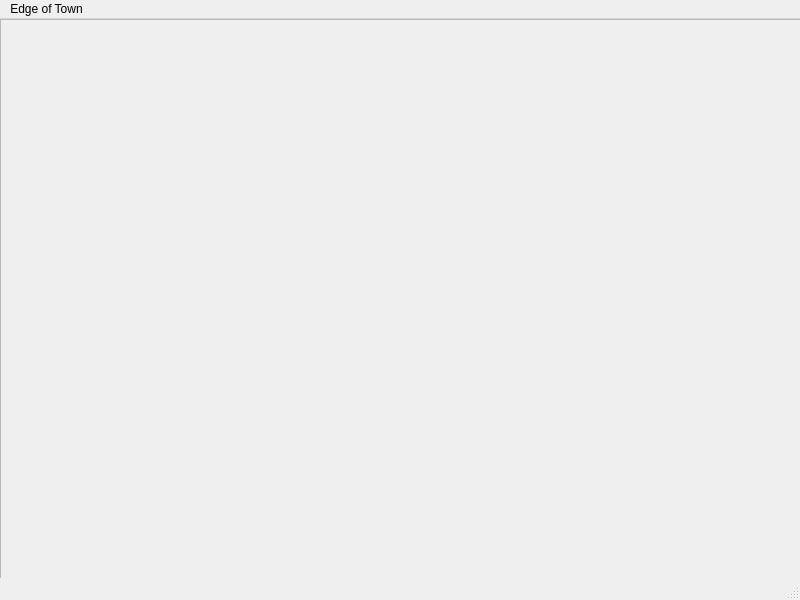
This is pyQTApp/qt_designer_widgets/edgeOfTownWindow.ui in codingame-team/DnD-5th-Edition-API as Qt 5 draws it before an edit. The edited form follows.
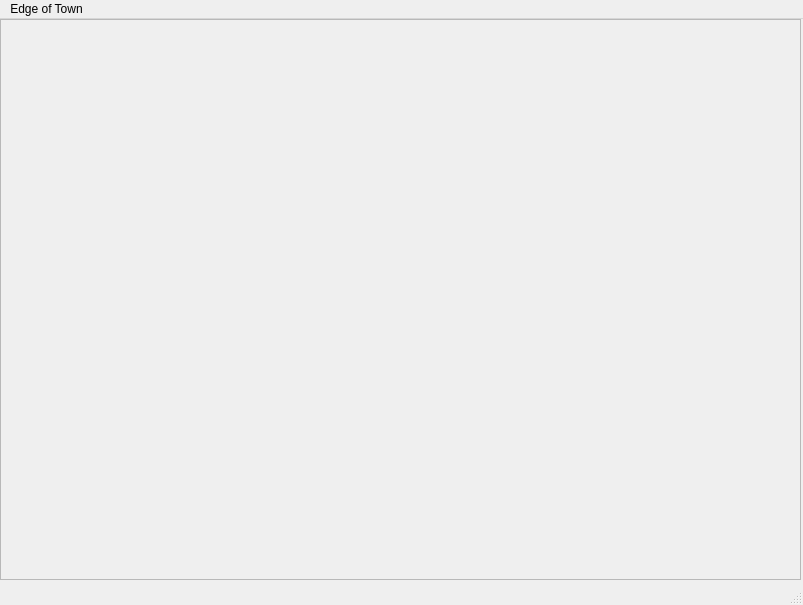
This is the edited form.

Patch:
```diff
--- a/pyQTApp/qt_designer_widgets/edgeOfTownWindow.ui
+++ b/pyQTApp/qt_designer_widgets/edgeOfTownWindow.ui
@@ -6,10 +6,16 @@
    <rect>
     <x>0</x>
     <y>0</y>
-    <width>800</width>
-    <height>600</height>
+    <width>803</width>
+    <height>605</height>
    </rect>
   </property>
+  <property name="sizePolicy">
+   <sizepolicy hsizetype="Expanding" vsizetype="Preferred">
+    <horstretch>0</horstretch>
+    <verstretch>0</verstretch>
+   </sizepolicy>
+  </property>
   <property name="windowTitle">
    <string>Edge of Town</string>
   </property>
@@ -37,7 +43,7 @@
     <rect>
      <x>0</x>
      <y>0</y>
-     <width>800</width>
+     <width>803</width>
      <height>22</height>
     </rect>
    </property>
```
